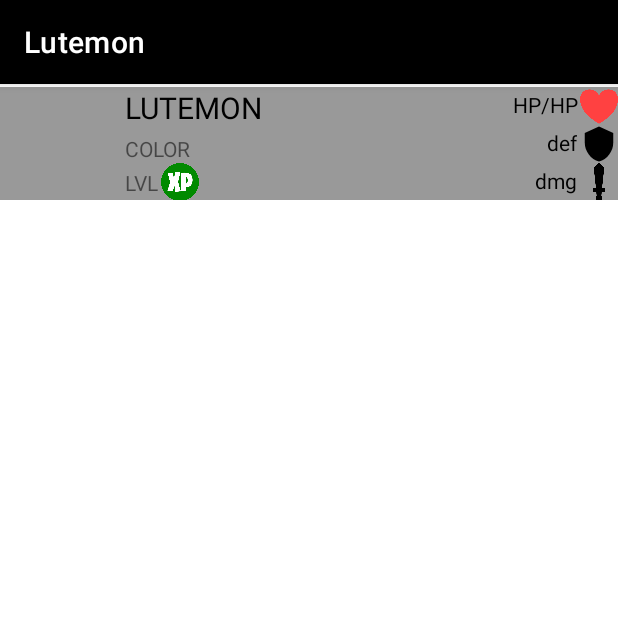
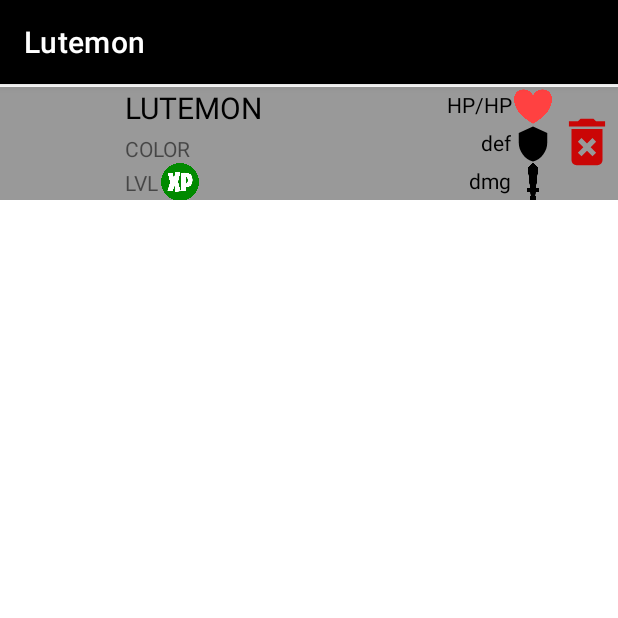
Before and after one commit to LETomppa/JavaHarkkatyo, an Android app: the fragment FragmentHome shown on its own in the app's theme, on a phone screen of 412 x 824 dp, the top half of it. Run offline under Robolectric (Android 15) with nearby library versions, the phone set to English and light mode, and no system bars; 8 statements that could not run were skipped.

Commit message:
MoroAlluSunBranch4

```diff
--- a/app/src/main/java/com/example/lutemon/LutemonViewHolder.java
+++ b/app/src/main/java/com/example/lutemon/LutemonViewHolder.java
@@ -10,7 +10,7 @@ import androidx.recyclerview.widget.RecyclerView;
 public class LutemonViewHolder extends RecyclerView.ViewHolder {
 
     TextView textName, textColor, textLVL, textMAXHEALTH, textLine, textHEALTH, textDEFENCE, textATTACK;
-    ImageView imageHealth, imageEXP, imageDefence, imageAttack, imageLutemon;
+    ImageView imageHealth, imageEXP, imageDefence, imageAttack, imageLutemon, imageTrash;
 
 
 
@@ -32,5 +32,6 @@ public class LutemonViewHolder extends RecyclerView.ViewHolder {
         imageEXP = itemView.findViewById(R.id.imageEXP);
         imageDefence = itemView.findViewById(R.id.imageDefence);
         imageAttack = itemView.findViewById(R.id.imageAttack);
+        imageTrash = itemView.findViewById(R.id.imageTrash);
     }
 }
--- a/app/src/main/java/com/example/lutemon/fragments/FragmentCreate.java
+++ b/app/src/main/java/com/example/lutemon/fragments/FragmentCreate.java
@@ -15,6 +15,7 @@ import android.widget.Toast;
 import com.example.lutemon.Black;
 import com.example.lutemon.Green;
 import com.example.lutemon.Lutemon;
+import com.example.lutemon.LutemonListAdapter;
 import com.example.lutemon.Orange;
 import com.example.lutemon.Pink;
 import com.example.lutemon.R;
--- /dev/null
+++ b/app/src/main/res/drawable/baseline_delete_forever_24.xml
@@ -0,0 +1,5 @@
+<vector android:height="24dp" android:tint="#CA0606"
+    android:viewportHeight="24" android:viewportWidth="24"
+    android:width="24dp" xmlns:android="http://schemas.android.com/apk/res/android">
+    <path android:fillColor="@android:color/white" android:pathData="M6,19c0,1.1 0.9,2 2,2h8c1.1,0 2,-0.9 2,-2L18,7L6,7v12zM8.46,11.88l1.41,-1.41L12,12.59l2.12,-2.12 1.41,1.41L13.41,14l2.12,2.12 -1.41,1.41L12,15.41l-2.12,2.12 -1.41,-1.41L10.59,14l-2.13,-2.12zM15.5,4l-1,-1h-5l-1,1L5,4v2h14L19,4z"/>
+</vector>
--- a/app/src/main/res/layout/lutemonview.xml
+++ b/app/src/main/res/layout/lutemonview.xml
@@ -23,6 +23,7 @@
             android:id="@+id/imageHealth"
             android:layout_width="25dp"
             android:layout_height="25dp"
+            android:layout_marginEnd="44dp"
             app:layout_constraintEnd_toEndOf="parent"
             app:layout_constraintTop_toTopOf="parent"
             app:srcCompat="@android:drawable/btn_dialog" />
@@ -40,6 +41,7 @@
             android:id="@+id/imageDefence"
             android:layout_width="25dp"
             android:layout_height="25dp"
+            android:layout_marginEnd="44dp"
             app:layout_constraintEnd_toEndOf="parent"
             app:layout_constraintTop_toBottomOf="@+id/imageHealth"
             app:srcCompat="@android:drawable/checkbox_on_background" />
@@ -48,6 +50,7 @@
             android:id="@+id/imageAttack"
             android:layout_width="25dp"
             android:layout_height="25dp"
+            android:layout_marginEnd="44dp"
             app:layout_constraintEnd_toEndOf="parent"
             app:layout_constraintTop_toBottomOf="@+id/imageDefence"
             app:srcCompat="@android:drawable/ic_menu_gallery" />
@@ -136,6 +139,14 @@
             android:textColor="#000000"
             app:layout_constraintEnd_toStartOf="@+id/imageAttack"
             app:layout_constraintTop_toBottomOf="@+id/textDEFENCE" />
+
+        <ImageView
+            android:id="@+id/imageTrash"
+            android:layout_width="41dp"
+            android:layout_height="73dp"
+            app:layout_constraintEnd_toEndOf="parent"
+            app:layout_constraintTop_toTopOf="parent"
+            app:srcCompat="@drawable/baseline_delete_forever_24" />
     </androidx.constraintlayout.widget.ConstraintLayout>
 
 </androidx.appcompat.widget.LinearLayoutCompat>
```
Also changed, not shown: app/src/main/java/com/example/lutemon/LutemonListAdapter.java (+9 -0 lines), app/src/main/java/com/example/lutemon/Storage.java (+12 -0 lines).
